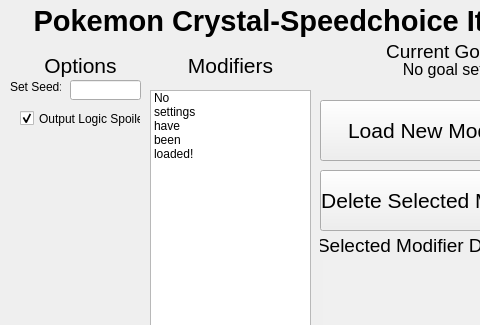
The window that QTGUIDesign.ui (erudnick-cohen/Pokemon-Crystal-Item-Randomizer) describes before a commit, drawn with Qt 5; both pictures show x 0 to 480 and y 0 to 325 of the 800 by 442 pixel window.
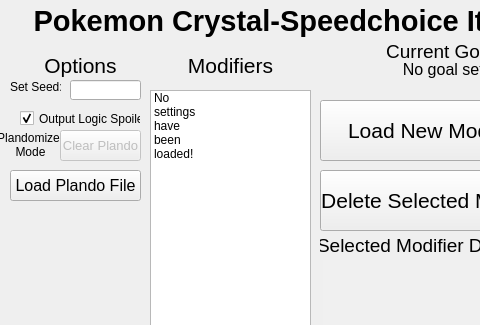
The same window after the commit.

Commit message: Added GUI support for plando mode

```diff
--- a/QTGUIDesign.ui
+++ b/QTGUIDesign.ui
@@ -682,6 +682,64 @@
      <string/>
     </property>
    </widget>
+   <widget class="QLabel" name="PlandoLabel">
+    <property name="geometry">
+     <rect>
+      <x>0</x>
+      <y>129</y>
+      <width>61</width>
+      <height>31</height>
+     </rect>
+    </property>
+    <property name="text">
+     <string>Plandomizer Mode</string>
+    </property>
+    <property name="alignment">
+     <set>Qt::AlignCenter</set>
+    </property>
+    <property name="wordWrap">
+     <bool>true</bool>
+    </property>
+   </widget>
+   <widget class="QPushButton" name="LoadPlandoFile">
+    <property name="geometry">
+     <rect>
+      <x>10</x>
+      <y>170</y>
+      <width>131</width>
+      <height>31</height>
+     </rect>
+    </property>
+    <property name="font">
+     <font>
+      <pointsize>12</pointsize>
+     </font>
+    </property>
+    <property name="text">
+     <string>Load Plando File</string>
+    </property>
+   </widget>
+   <widget class="QPushButton" name="TurnOffPlando">
+    <property name="enabled">
+     <bool>false</bool>
+    </property>
+    <property name="geometry">
+     <rect>
+      <x>60</x>
+      <y>130</y>
+      <width>81</width>
+      <height>31</height>
+     </rect>
+    </property>
+    <property name="font">
+     <font>
+      <pointsize>10</pointsize>
+     </font>
+    </property>
+    <property name="text">
+     <string>Clear Plando</string>
+    </property>
+   </widget>
   </widget>
   <widget class="QMenuBar" name="menubar">
    <property name="geometry">
```
The commit also changes 6 other files.
